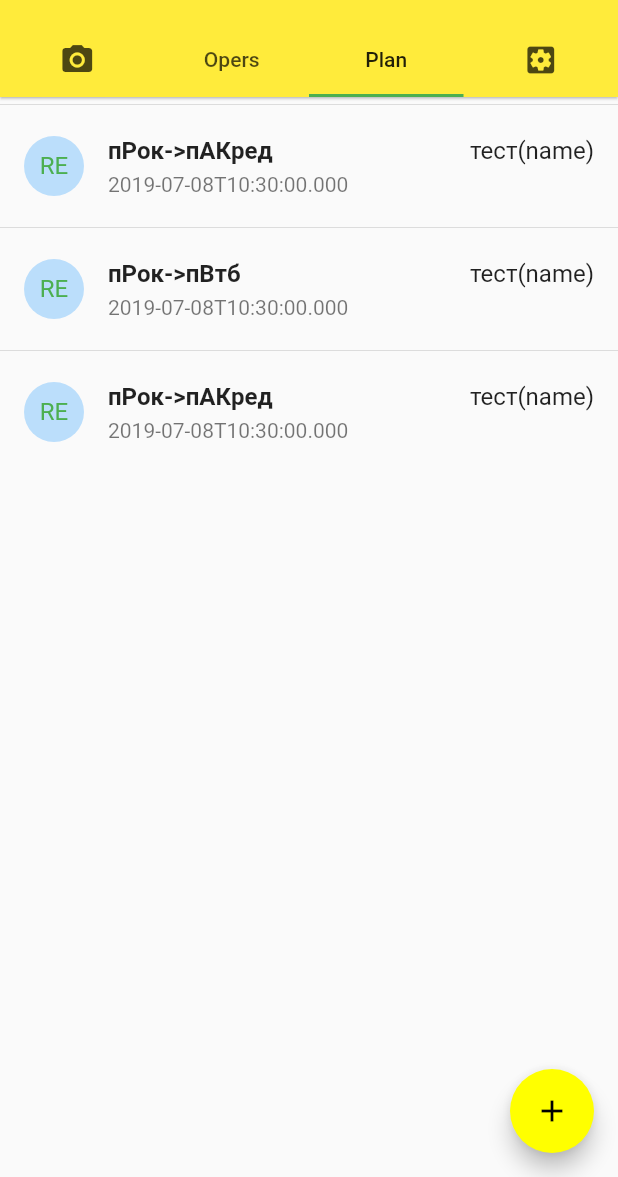
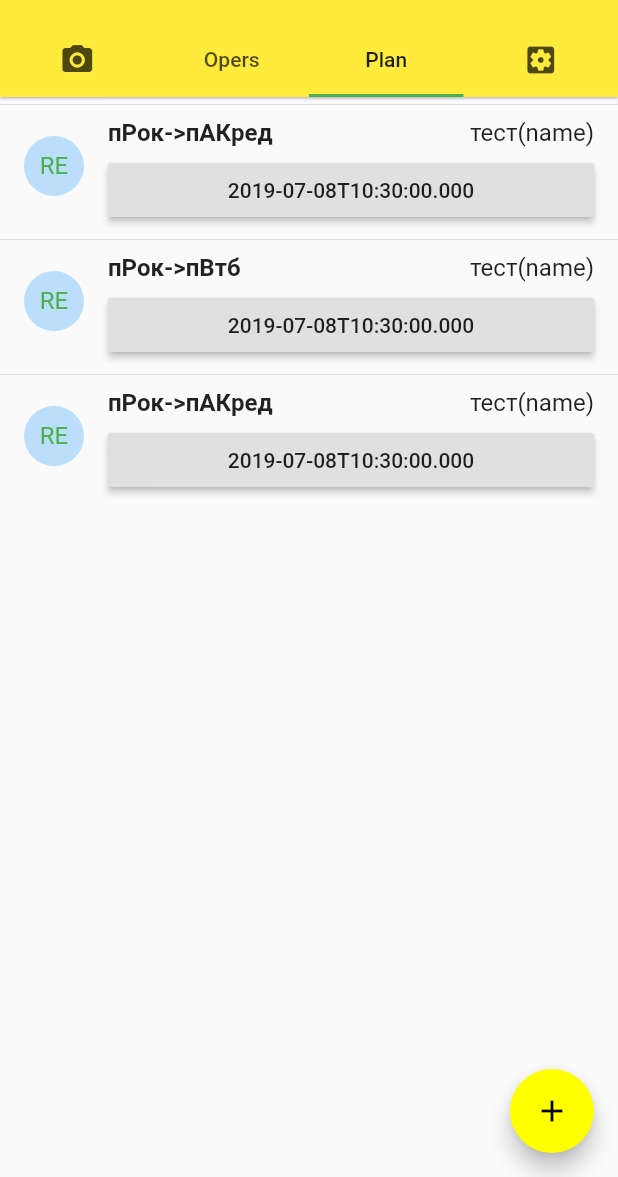
Before and after one commit to savinoff/operapp2, a Flutter app: the screen it shows after launch, tab 3 chosen, on a phone screen of 412 x 824 dp, the part 59-1236 px from its top. Run offline on Flutter 3.47's test engine with Material 2 defaults, Android fonts, the phone set to English and light mode, and no system bars.

Commit message:
Добавлен routing между PlanList - PlanForm

```diff
--- a/lib/main.dart
+++ b/lib/main.dart
@@ -1,5 +1,6 @@
 
 import 'package:floper2/operApp2Home.dart';
+import 'package:floper2/screens/planForm_screen.dart';
 import 'package:flutter/material.dart';
 
 
@@ -11,11 +12,16 @@ class MyApp extends StatelessWidget {
   Widget build(BuildContext context) {
     return new MaterialApp(
       title: "OperApp2",
+      initialRoute: '/',
       theme: new ThemeData(
         primaryColor: Colors.yellow,
         accentColor: Colors.yellowAccent
       ),
       home: new OperApp2Home(),
+      routes: {
+        // '/': (context) => MyApp(),
+        '/planform': (context) => PlanFormScreen(),
+      },
     );
   }
 
--- a/lib/screens/camera_screen.dart
+++ b/lib/screens/camera_screen.dart
@@ -5,8 +5,10 @@ class CameraScreen extends StatelessWidget {
 
   @override
   Widget build(BuildContext context) {
-    return new Center(
+    return new Container(
+        child: new Center(
       child: Text('Camera Screen', style: new TextStyle(fontSize: 20.0)),
+      ),
     );
   }
 }
--- a/lib/screens/plan_screen.dart
+++ b/lib/screens/plans_screen.dart
@@ -1,5 +1,7 @@
+
 import 'package:flutter/material.dart';
 import 'package:floper2/models/plan_model.dart';
+
 
 class PlanScreen extends StatefulWidget {
   const PlanScreen({Key key}) : super(key: key);
@@ -27,7 +29,9 @@ class _PlanScreenState extends State<PlanScreen> {
                     mainAxisAlignment: MainAxisAlignment.spaceBetween,
                     children: <Widget>[
                       new Text(
-                        dummyData[i].categoryFrom + '->' + dummyData[i].categoryTo,
+                        dummyData[i].categoryFrom +
+                            '->' +
+                            dummyData[i].categoryTo,
                         style: new TextStyle(fontWeight: FontWeight.bold),
                       ),
                       new Text(dummyData[i].name + '(name)')
@@ -35,9 +39,19 @@ class _PlanScreenState extends State<PlanScreen> {
                   ),
                   subtitle: new Container(
                     padding: const EdgeInsets.only(top: 5.0),
-                    child: new Text(dummyData[i].dfrom.toIso8601String()),
+                    child: new Container(
+                      child: RaisedButton(
+                          child: new Text(dummyData[i].dfrom.toIso8601String()),
+                          onPressed: () {
+                            Navigator.pushNamed(
+                                context,
+                                '/planform',
+                                );
+                          }),
+                    ),
                   ),
-                )
+                ),
+
               ],
             ));
   }
```
Also changed, not shown: lib/operApp2Home.dart (+5 -8 lines), lib/screens/operForm_screen.dart (added, +22 -0 lines), lib/screens/planForm_screen.dart (added, +22 -0 lines).
